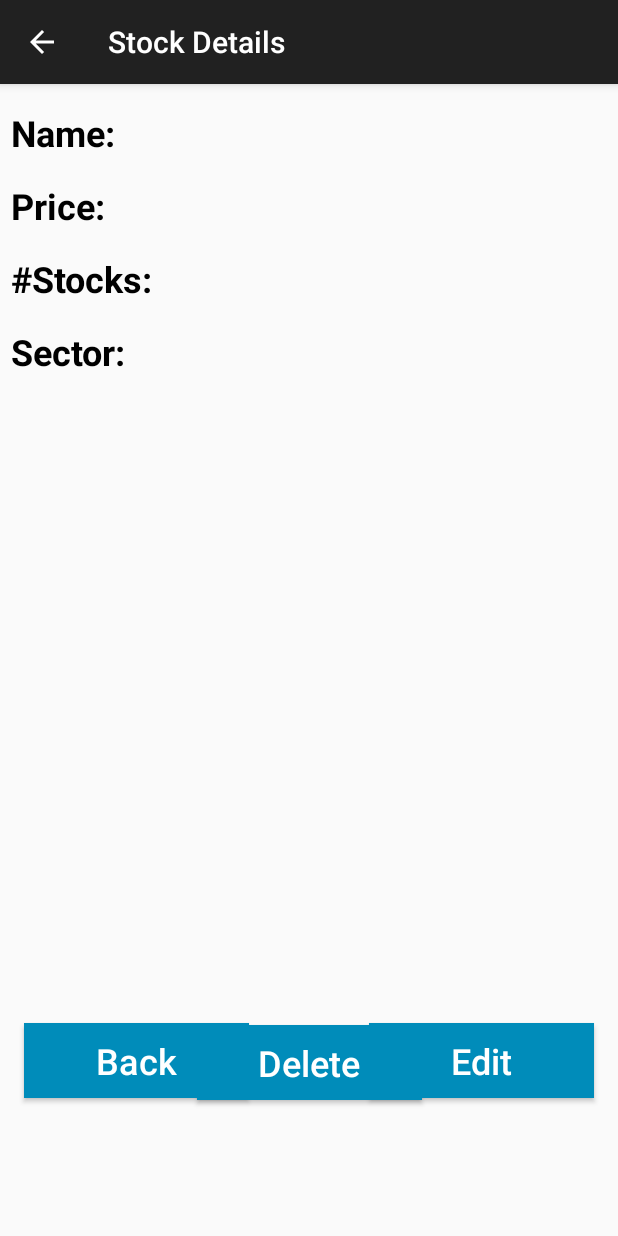
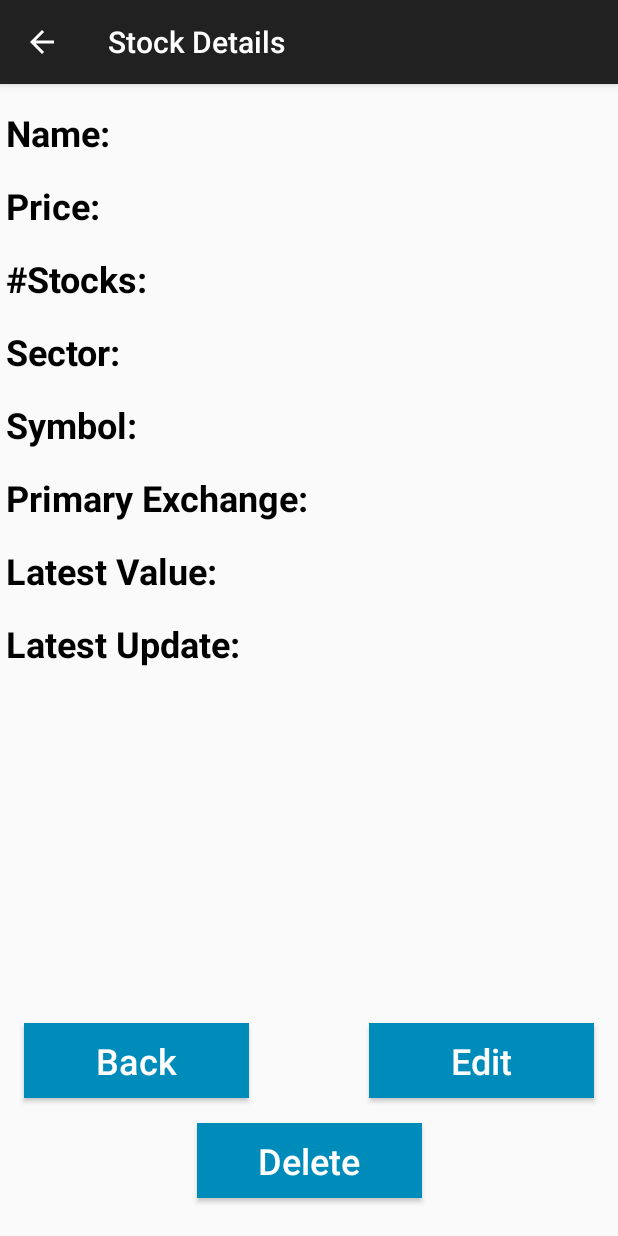
Before and after one commit to AHS-AU/SMAP_StockMonitor, an Android app: the DetailsActivity screen opened directly, with no data from a screen before it, on a phone screen of 412 x 824 dp. Run offline under Robolectric (Android 15) with nearby library versions, the phone set to English and light mode, and no system bars; our stand-ins replace Volley; 6 statements that could not run were skipped.

Commit message:
Updated DetailsActivity Layout - Primary Exchange - Latest Value - Latest Update

```diff
--- a/app/src/main/res/layout/activity_details.xml
+++ b/app/src/main/res/layout/activity_details.xml
@@ -16,7 +16,7 @@
         android:textSize="@dimen/txtNormalSize"
         android:textStyle="bold"
         app:layout_constraintEnd_toStartOf="@+id/guideline"
-        app:layout_constraintHorizontal_bias="0.5"
+        app:layout_constraintHorizontal_bias="0.25"
         app:layout_constraintStart_toStartOf="parent"
         app:layout_constraintTop_toTopOf="parent" />
 
@@ -55,6 +55,54 @@
         android:textStyle="bold"
         app:layout_constraintStart_toStartOf="@+id/txtStocks"
         app:layout_constraintTop_toBottomOf="@+id/txtStocks" />
+
+    <TextView
+        android:id="@+id/txtSymbol"
+        android:layout_width="@dimen/txtMediumWidth"
+        android:layout_height="wrap_content"
+        android:layout_marginTop="16dp"
+        android:gravity="center_vertical|clip_vertical"
+        android:text="@string/labelSymbol"
+        android:textSize="@dimen/txtNormalSize"
+        android:textStyle="bold"
+        app:layout_constraintStart_toStartOf="@+id/txtSector"
+        app:layout_constraintTop_toBottomOf="@+id/txtSector" />
+
+    <TextView
+        android:id="@+id/txtPrimaryExchange"
+        android:layout_width="wrap_content"
+        android:layout_height="wrap_content"
+        android:layout_marginTop="16dp"
+        android:gravity="center_vertical|clip_vertical"
+        android:text="@string/labelPrimaryExchange"
+        android:textSize="@dimen/txtNormalSize"
+        android:textStyle="bold"
+        app:layout_constraintStart_toStartOf="@+id/txtSymbol"
+        app:layout_constraintTop_toBottomOf="@+id/txtSymbol" />
+
+    <TextView
+        android:id="@+id/txtLatestValue"
+        android:layout_width="@dimen/txtMediumWidth"
+        android:layout_height="wrap_content"
+        android:layout_marginTop="16dp"
+        android:gravity="center_vertical|clip_vertical"
+        android:text="@string/labelLatestValue"
+        android:textSize="@dimen/txtNormalSize"
+        android:textStyle="bold"
+        app:layout_constraintStart_toStartOf="@+id/txtPrimaryExchange"
+        app:layout_constraintTop_toBottomOf="@+id/txtPrimaryExchange" />
+
+    <TextView
+        android:id="@+id/txtLatestUpdate"
+        android:layout_width="wrap_content"
+        android:layout_height="wrap_content"
+        android:layout_marginTop="16dp"
+        android:gravity="center_vertical|clip_vertical"
+        android:text="@string/labelLatestTimestamp"
+        android:textSize="@dimen/txtNormalSize"
+        android:textStyle="bold"
+        app:layout_constraintStart_toStartOf="@+id/txtLatestValue"
+        app:layout_constraintTop_toBottomOf="@+id/txtLatestValue" />
 
     <TextView
         android:id="@+id/txtDisplayName"
@@ -118,6 +166,62 @@
         app:layout_constraintStart_toStartOf="@+id/txtDisplayStocks"
         app:layout_constraintTop_toTopOf="@+id/txtSector" />
 
+    <TextView
+        android:id="@+id/txtDisplaySymbol"
+        android:layout_width="300dp"
+        android:layout_height="wrap_content"
+        android:layout_margin="8dp"
+        android:gravity="center_vertical|center"
+        android:hint=""
+        android:inputType="none"
+        android:textSize="@dimen/txtNormalSize"
+        app:layout_constraintBottom_toBottomOf="@+id/txtSymbol"
+        app:layout_constraintEnd_toEndOf="@+id/txtDisplaySector"
+        app:layout_constraintStart_toStartOf="@+id/txtDisplaySector"
+        app:layout_constraintTop_toTopOf="@+id/txtSymbol" />
+
+    <TextView
+        android:id="@+id/txtDisplayPrimaryExchange"
+        android:layout_width="300dp"
+        android:layout_height="wrap_content"
+        android:layout_margin="8dp"
+        android:gravity="center_vertical|center"
+        android:hint=""
+        android:inputType="none"
+        android:textSize="@dimen/txtNormalSize"
+        app:layout_constraintBottom_toBottomOf="@+id/txtPrimaryExchange"
+        app:layout_constraintEnd_toEndOf="@+id/txtDisplaySymbol"
+        app:layout_constraintStart_toStartOf="@+id/txtDisplaySymbol"
+        app:layout_constraintTop_toTopOf="@+id/txtPrimaryExchange" />
+
+    <TextView
+        android:id="@+id/txtDisplayLatestValue"
+        android:layout_width="300dp"
+        android:layout_height="wrap_content"
+        android:layout_margin="8dp"
+        android:gravity="center_vertical|center"
+        android:hint=""
+        android:inputType="none"
+        android:textSize="@dimen/txtNormalSize"
+        app:layout_constraintBottom_toBottomOf="@+id/txtLatestValue"
+        app:layout_constraintEnd_toEndOf="@+id/txtDisplayPrimaryExchange"
+        app:layout_constraintStart_toStartOf="@+id/txtDisplayPrimaryExchange"
+        app:layout_constraintTop_toTopOf="@+id/txtLatestValue" />
+
+    <TextView
+        android:id="@+id/txtDisplayLatestUpdate"
+        android:layout_width="300dp"
+        android:layout_height="wrap_content"
+        android:layout_margin="8dp"
+        android:gravity="center_vertical|center"
+        android:hint=""
+        android:inputType="none"
+        android:textSize="@dimen/txtNormalSize"
+        app:layout_constraintBottom_toBottomOf="@+id/txtLatestUpdate"
+        app:layout_constraintEnd_toEndOf="@+id/txtDisplayLatestValue"
+        app:layout_constraintStart_toStartOf="@+id/txtDisplayLatestValue"
+        app:layout_constraintTop_toTopOf="@+id/txtLatestUpdate" />
+
     <android.support.constraint.Guideline
         android:id="@+id/guideline"
         android:layout_width="wrap_content"
@@ -148,12 +252,12 @@
         android:id="@+id/btnDelete"
         android:layout_width="@dimen/btnNormalWidth"
         android:layout_height="@dimen/btnNormalHeight"
+        android:layout_marginStart="8dp"
+        android:layout_marginLeft="8dp"
+        android:layout_marginTop="8dp"
+        android:layout_marginEnd="8dp"
+        android:layout_marginRight="8dp"
         android:layout_marginBottom="16dp"
-        android:layout_marginEnd="8dp"
-        android:layout_marginLeft="8dp"
-        android:layout_marginRight="8dp"
-        android:layout_marginStart="8dp"
-        android:layout_marginTop="8dp"
         android:background="@drawable/button_background_selector"
         android:text="@string/btnDelete"
         android:textAllCaps="false"
@@ -162,8 +266,8 @@
         app:layout_constraintBottom_toBottomOf="parent"
         app:layout_constraintEnd_toStartOf="@+id/btnEdit"
         app:layout_constraintStart_toEndOf="@+id/btnBack"
-        app:layout_constraintTop_toBottomOf="@+id/txtDisplaySector"
-        app:layout_constraintVertical_bias="0.85" />
+        app:layout_constraintTop_toBottomOf="@+id/txtDisplayLatestUpdate"
+        app:layout_constraintVertical_bias="0.97" />
 
     <Button
         android:id="@+id/btnEdit"
--- a/app/src/main/res/values/strings.xml
+++ b/app/src/main/res/values/strings.xml
@@ -29,6 +29,10 @@
     <string name="adding">"Adding "</string>
     <string name="tothedb">" to the Database"</string>
     <string name="nosymbolfound">"Could not add stock with symbol: "</string>
+    <string name="labelSymbol">Symbol:</string>
+    <string name="labelPrimaryExchange">Primary Exchange:</string>
+    <string name="labelLatestValue">Latest Value:</string>
+    <string name="labelLatestTimestamp">Latest Update:</string>
 
 
 </resources>
```
Also changed, not shown: 1 other file.
